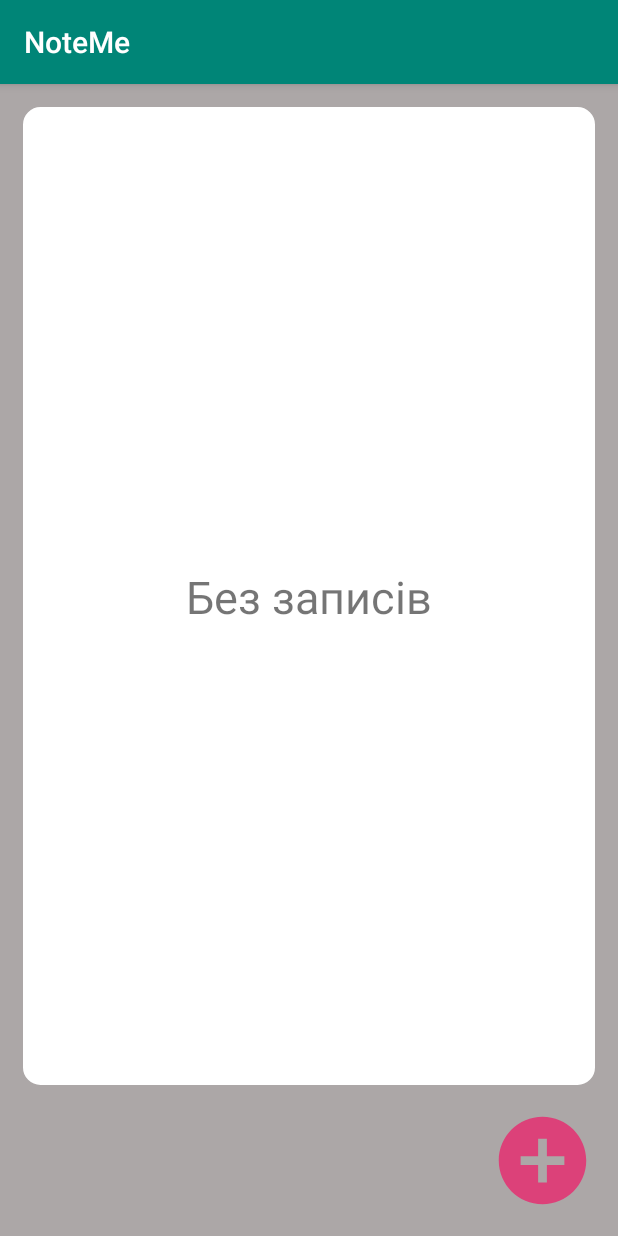
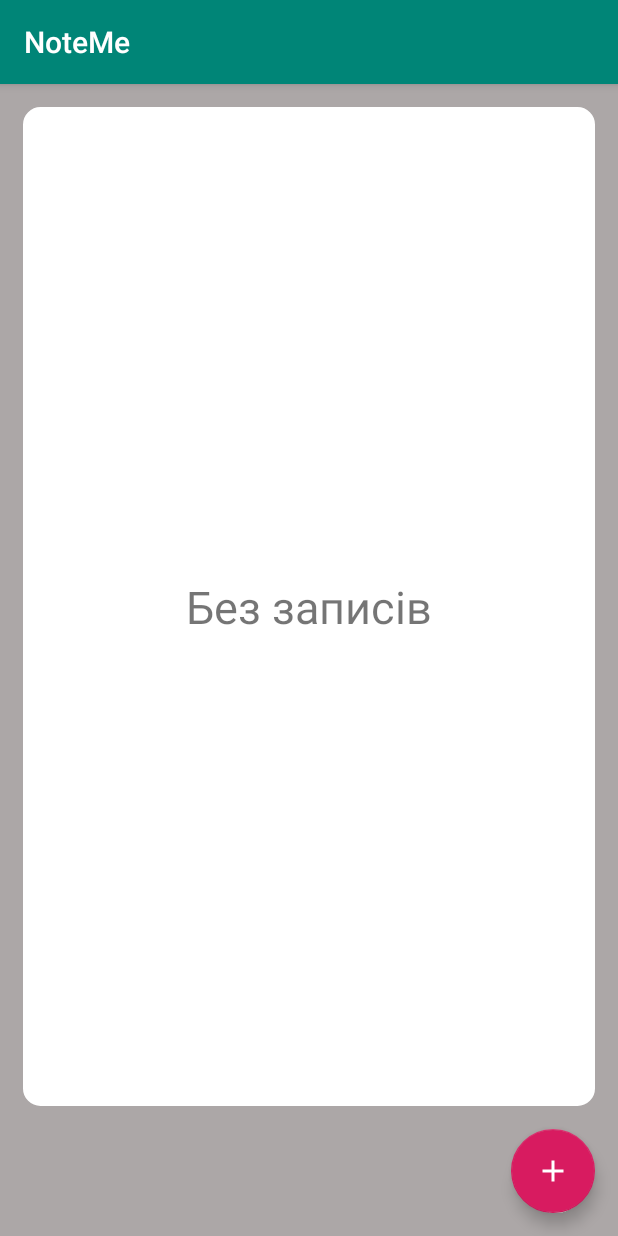
Before and after one commit to masssimeliano/NoteMe, an Android app: the screen it shows after launch (MainActivity), on a phone screen of 412 x 824 dp. Run offline under Robolectric (Android 15) with nearby library versions, the phone set to English and light mode, and no system bars.

Commit message:
Добавил FloatingActionButton для добавления заметки

```diff
--- a/app/build.gradle
+++ b/app/build.gradle
@@ -26,5 +26,6 @@ dependencies {
     testImplementation 'junit:junit:4.12'
     androidTestImplementation 'androidx.test.ext:junit:1.1.1'
     androidTestImplementation 'androidx.test.espresso:espresso-core:3.2.0'
+
     implementation 'com.google.android.material:material:1.1.0'
 }
--- a/app/src/main/java/com/example/noteme/MainActivity.java
+++ b/app/src/main/java/com/example/noteme/MainActivity.java
@@ -21,11 +21,13 @@ import android.widget.LinearLayout;
 import android.widget.TextView;
 import android.widget.Toast;
 
+import com.google.android.material.floatingactionbutton.FloatingActionButton;
+
 
 public class MainActivity extends AppCompatActivity {
 
     private TextView mTVNoText;
-    private ImageView mIVAddNote;
+    private FloatingActionButton mFABAddNote;
     private LinearLayout mLL;
 
     private Dialog mDialogNote, mDialogDelete;
@@ -48,7 +50,7 @@ public class MainActivity extends AppCompatActivity {
         setContentView(R.layout.activity_main);
 
         mTVNoText = (TextView) findViewById(R.id.mTVNoText);
-        mIVAddNote = (ImageView) findViewById(R.id.mIVAddNote);
+        mFABAddNote = findViewById(R.id.mFABAddNote);
         mLL = (LinearLayout) findViewById(R.id.mLL);
 
         mDialogNote = new Dialog(MainActivity.this);
@@ -86,7 +88,7 @@ public class MainActivity extends AppCompatActivity {
         else
             mTVNoText.setVisibility(View.VISIBLE);
 
-        mIVAddNote.setOnClickListener(new View.OnClickListener() {
+        mFABAddNote.setOnClickListener(new View.OnClickListener() {
             @Override
             public void onClick(View v) {
                 mETHeadLine.setText("");
@@ -187,7 +189,6 @@ public class MainActivity extends AppCompatActivity {
         mLLCopy.setLayoutParams(layoutParams2);
 
         mLL.addView(mLLCopy, 0);
-
         // Формулирование LL с заметкой - Конец
 
 
--- a/app/src/main/res/drawable/add_sign.xml
+++ b/app/src/main/res/drawable/add_sign.xml
@@ -1,5 +1,5 @@
-<vector android:height="24dp" android:tint="#DC4179"
+<vector android:height="24dp" android:tint="#FFFFFF"
     android:viewportHeight="24.0" android:viewportWidth="24.0"
     android:width="24dp" xmlns:android="http://schemas.android.com/apk/res/android">
-    <path android:fillColor="#FF000000" android:pathData="M12,2C6.48,2 2,6.48 2,12s4.48,10 10,10 10,-4.48 10,-10S17.52,2 12,2zM17,13h-4v4h-2v-4L7,13v-2h4L11,7h2v4h4v2z"/>
+    <path android:fillColor="#FF000000" android:pathData="M19,13h-6v6h-2v-6H5v-2h6V5h2v6h6v2z"/>
 </vector>
--- a/app/src/main/res/layout/activity_main.xml
+++ b/app/src/main/res/layout/activity_main.xml
@@ -14,7 +14,7 @@
         android:layout_height="0dp"
         android:layout_margin="15dp"
         android:background="@drawable/corner_radius_scrollview"
-        app:layout_constraintBottom_toTopOf="@+id/mIVAddNote"
+        app:layout_constraintBottom_toTopOf="@+id/mFABAddNote"
         app:layout_constraintEnd_toEndOf="parent"
         app:layout_constraintHorizontal_bias="1.0"
         app:layout_constraintStart_toStartOf="parent"
@@ -40,13 +40,14 @@
         app:layout_constraintStart_toStartOf="parent"
         app:layout_constraintTop_toTopOf="@+id/mSV" />
 
-    <ImageView
-        android:id="@+id/mIVAddNote"
-        android:layout_width="70dp"
-        android:layout_height="70dp"
+    <com.google.android.material.floatingactionbutton.FloatingActionButton
+        android:id="@+id/mFABAddNote"
+        android:layout_width="wrap_content"
+        android:layout_height="wrap_content"
+        android:layout_gravity="end|bottom"
+        android:src="@drawable/add_sign"
         android:layout_margin="15dp"
-        android:src="@drawable/add_sign"
         app:layout_constraintBottom_toBottomOf="parent"
-        app:layout_constraintEnd_toEndOf="parent" />
+        app:layout_constraintEnd_toEndOf="parent"/>
 
 </androidx.constraintlayout.widget.ConstraintLayout>
--- a/app/src/main/res/layout/dialog_window_delete_note.xml
+++ b/app/src/main/res/layout/dialog_window_delete_note.xml
@@ -38,6 +38,8 @@
             android:layout_margin="15dp"
             android:background="@color/colorGreen"
             android:text="Так"
+            android:foreground="?android:attr/selectableItemBackground"
+            android:clickable="true"
             app:layout_constraintBottom_toBottomOf="parent"
             app:layout_constraintStart_toStartOf="parent" />
 
@@ -49,7 +51,8 @@
             android:background="@color/colorRed"
             android:baselineAligned="false"
             android:text="Ні"
-
+            android:foreground="?android:attr/selectableItemBackground"
+            android:clickable="true"
             app:layout_constraintBottom_toBottomOf="parent"
             app:layout_constraintEnd_toEndOf="parent" />
     </androidx.constraintlayout.widget.ConstraintLayout>
--- a/app/src/main/res/layout/dialog_window_note.xml
+++ b/app/src/main/res/layout/dialog_window_note.xml
@@ -17,6 +17,8 @@
             android:layout_width="50dp"
             android:layout_height="50dp"
             android:layout_margin="10dp"
+            android:foreground="?android:attr/selectableItemBackground"
+            android:clickable="true"
             app:layout_constraintBottom_toBottomOf="parent"
             app:layout_constraintStart_toStartOf="parent"
             app:layout_constraintTop_toTopOf="parent"
@@ -27,6 +29,8 @@
             android:layout_width="50dp"
             android:layout_height="50dp"
             android:layout_margin="10dp"
+            android:foreground="?android:attr/selectableItemBackground"
+            android:clickable="true"
             app:layout_constraintBottom_toBottomOf="parent"
             app:layout_constraintEnd_toEndOf="parent"
             app:layout_constraintTop_toTopOf="parent"
```
